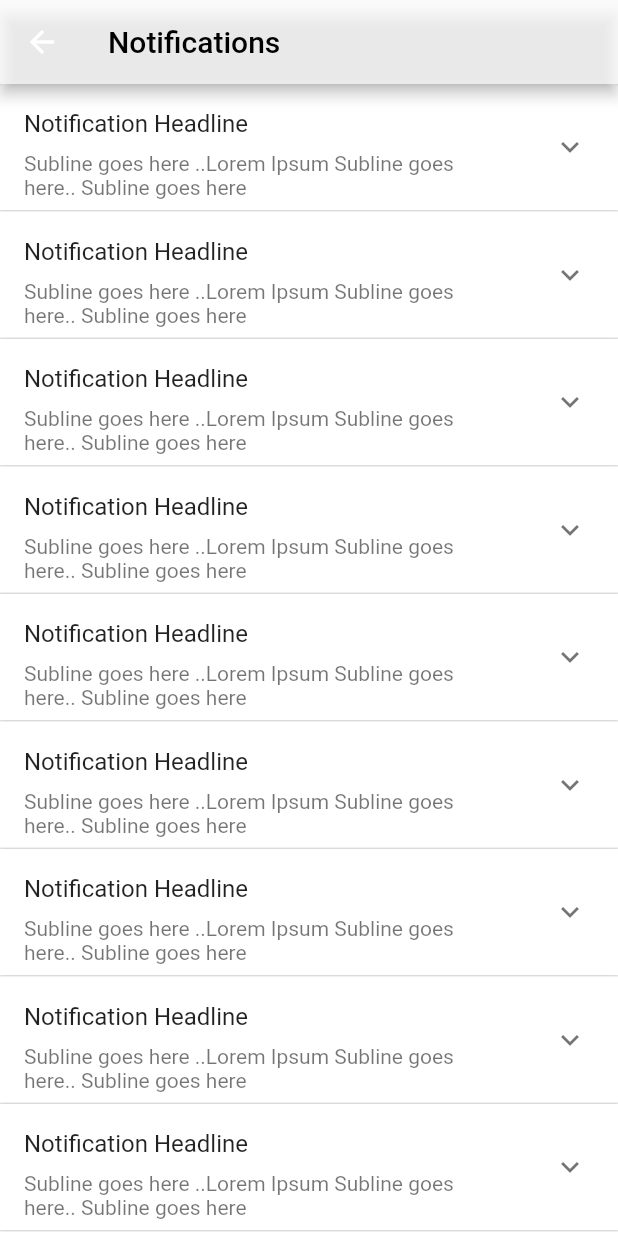
After one commit to PranayRudra-3107/figma_1, a Flutter app: the Notifications screen opened directly, on a phone screen of 412 x 824 dp. The commit adds this screen. Run offline on Flutter 3.47's test engine with Material 2 defaults, Android fonts, the light colour scheme and no system bars.

Commit message:
notofocations screen added

```diff
--- a/lib/machineDetails.dart
+++ b/lib/machineDetails.dart
@@ -36,8 +36,8 @@ class _State extends State<MachineDetails> {
         ),
         bottom: TabBar(
           indicatorColor: Colors.blue,
-
-          labelColor: Colors.black,
+          unselectedLabelColor: Colors.black,
+          labelColor: Colors.blue,
           tabs: [
             Tab(text: "Details",),
             Tab(text: "KPl's",),
--- a/lib/main.dart
+++ b/lib/main.dart
@@ -7,6 +7,7 @@ import 'trails.dart';
 import 'home.dart';
 import 'profileDetails.dart';
 import 'login.dart';
+import 'notifications.dart';
 void main() {
   runApp(MyApp());
 }
@@ -57,11 +58,15 @@ class _MyHomePageState extends State<MyHomePage> {
           ),
           actions: [
             IconButton(
-              icon: const Icon(Icons.notifications,color: Colors.red,),
-              tooltip: 'Show Snackbar',
+              icon: const Icon(Icons.notifications_sharp,color: Colors.black,),
               onPressed: () {
-                ScaffoldMessenger.of(context).showSnackBar(
-                    const SnackBar(content: Text('This is a snackbar')));
+                Navigator.of(context).push(
+                  MaterialPageRoute(
+                    builder: (context) =>  Notifications(),
+                  ),
+                );
+                //Navigator.pop(context);
+
               },
             ),
           ],
--- /dev/null
+++ b/lib/notifications.dart
@@ -0,0 +1,65 @@
+import 'package:flutter/material.dart';
+class Notifications extends StatefulWidget {
+  @override
+  State<Notifications> createState() => _NotificationsState();
+}
+class _NotificationsState extends State<Notifications> {
+  final List<Item> _data = generateItems(12);
+  @override
+  Widget build(BuildContext context)=>Scaffold(
+      appBar: AppBar(title: Text('Notifications',style: TextStyle(color: Colors.black),),backgroundColor: Colors.white70,),
+      body:SingleChildScrollView(
+        child: Container(
+          child: _buildPanel(),
+        ),
+      )
+  );
+  Widget _buildPanel() {
+    return ExpansionPanelList(
+      expansionCallback: (int index, bool isExpanded) {
+        setState(() {
+          _data[index].isExpanded = !isExpanded;
+        });
+      },
+      children: _data.map<ExpansionPanel>((Item item) {
+        return ExpansionPanel(
+          headerBuilder: (BuildContext context, bool isExpanded) {
+            return ListTile(
+              visualDensity: VisualDensity(vertical: 3),
+              title: Text(item.headerValue),
+              subtitle: Text('Subline goes here ..Lorem Ipsum Subline goes here.. Subline goes here'),
+            );
+          },
+          body: ListTile(
+              title: Text('clear',style: TextStyle(color: Colors.blue),),
+              onTap: () {
+                setState(() {
+                  _data.removeWhere((Item currentItem) => item == currentItem);
+                });
+              }),
+          isExpanded: item.isExpanded,
+        );
+      }).toList(),
+    );
+  }
+}
+class Item {
+  Item({
+    required this.expandedValue,
+    required this.headerValue,
+    this.isExpanded = false,
+  });
+
+  String expandedValue;
+  String headerValue;
+  bool isExpanded;
+}
+
+List<Item> generateItems(int numberOfItems) {
+  return List<Item>.generate(numberOfItems, (int index) {
+    return Item(
+      headerValue:  'Notification Headline',
+      expandedValue: 'This is item number $index',
+    );
+  });
+}
```
